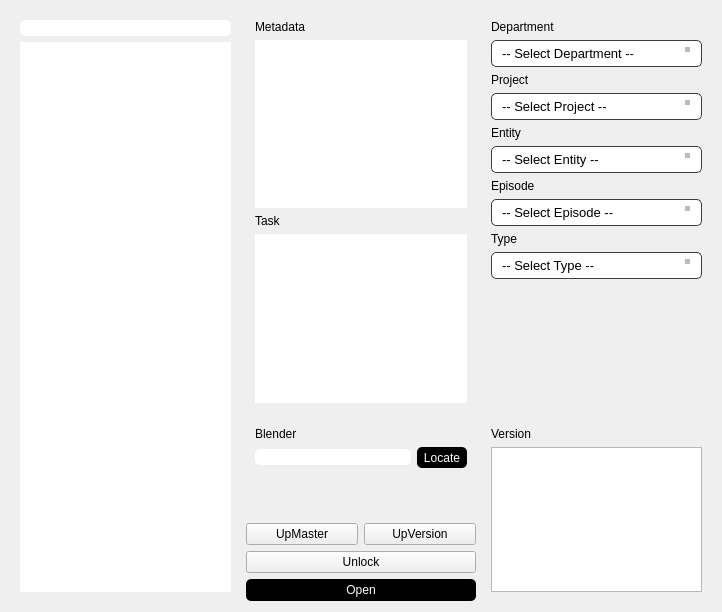
MrYapikZ/ZeroXe, file app/ui/modules/blender/b_launcher.ui: the form before one commit.
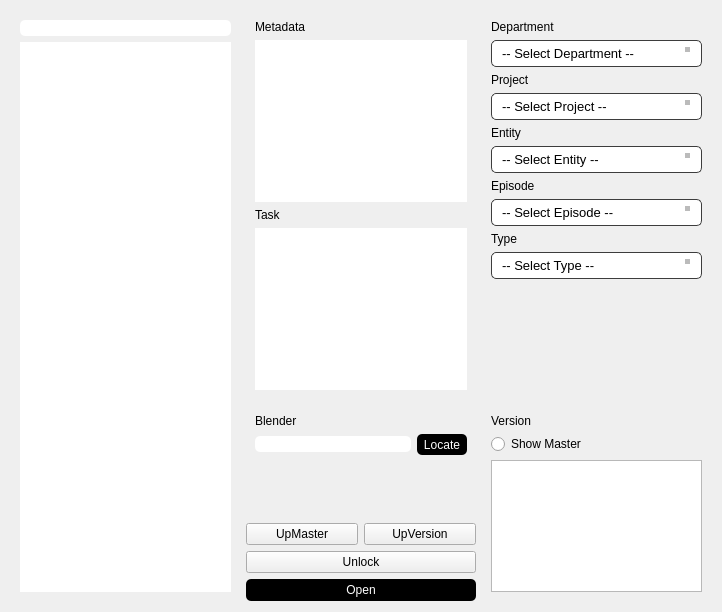
The form after the commit.

Commit message: feat(blender): implement file versioning, locking, and up-versioning in launcher

The edit to the form file:
```diff
--- a/app/ui/modules/blender/b_launcher.ui
+++ b/app/ui/modules/blender/b_launcher.ui
@@ -324,6 +324,13 @@
           </property>
          </widget>
         </item>
+        <item>
+         <widget class="QRadioButton" name="radioButton_showMaster">
+          <property name="text">
+           <string>Show Master</string>
+          </property>
+         </widget>
+        </item>
         <item>
          <widget class="QListWidget" name="listWidget_version"/>
         </item>
```
The commit also changes 6 other files.
